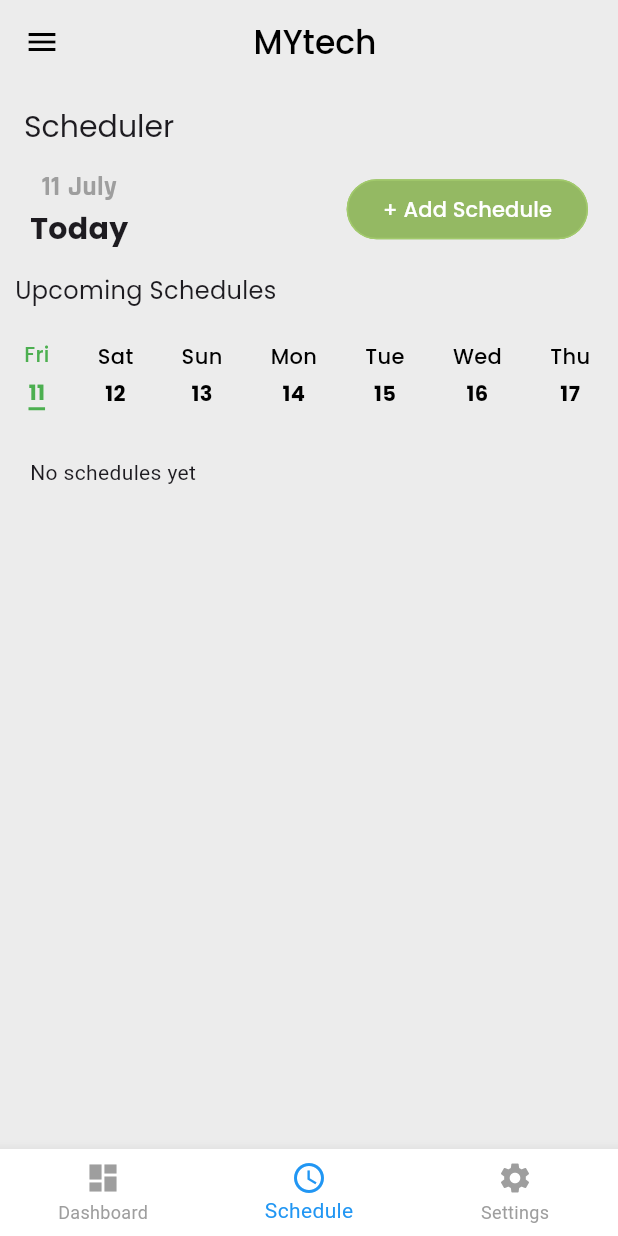
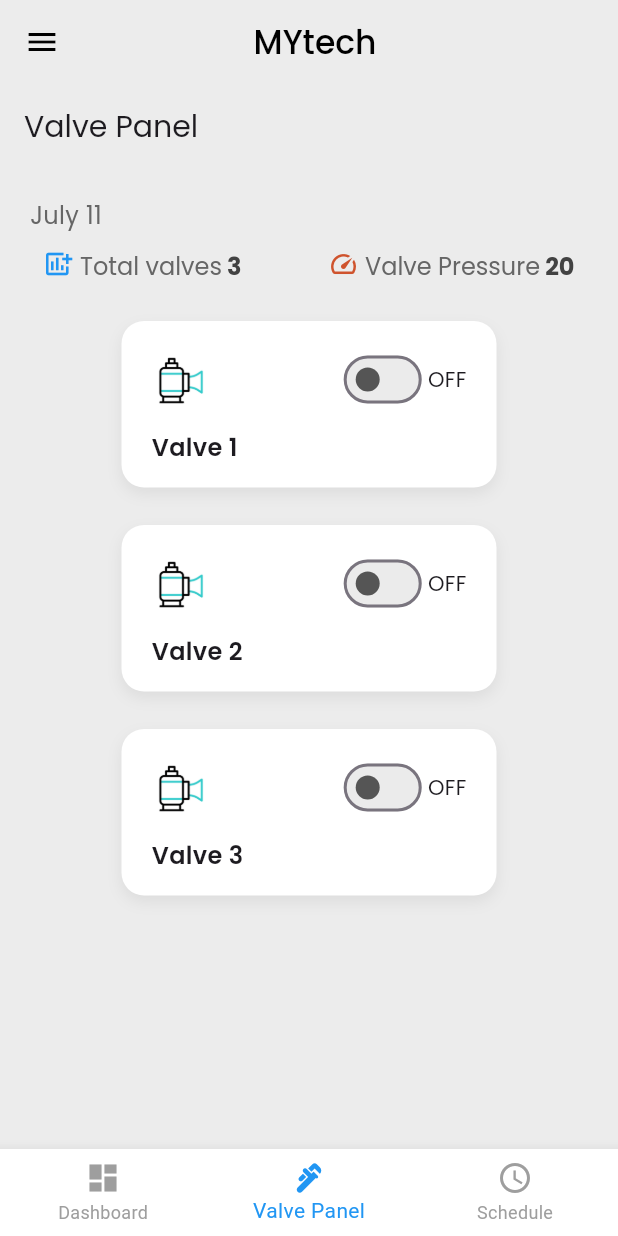
Before and after one commit to CharanBalajiM/Sample, a Flutter app: the screen it shows once a user with an empty profile is signed in, item 2 of the bottom bar chosen, on a phone screen of 412 x 824 dp. Run offline on Flutter 3.47's test engine with Material 3 defaults, Android fonts, the light colour scheme and no system bars; our stand-ins replace cloud_firestore, firebase_auth, firebase_core, google_fonts; accounts and stored records are empty.

Commit message:
Created a valve panel page

```diff
--- /dev/null
+++ b/lib/Valve_panel/valvepanel.dart
@@ -0,0 +1,375 @@
+import 'package:flutter/material.dart';
+import 'package:google_fonts/google_fonts.dart';
+import 'package:intl/intl.dart';
+import 'package:cloud_firestore/cloud_firestore.dart';
+class Valvepanel extends StatefulWidget {
+  const Valvepanel({super.key});
+
+  @override
+  State<Valvepanel> createState() => _ValvepanelState();
+}
+
+class _ValvepanelState extends State<Valvepanel> {
+  bool isToggled = false;
+  bool isToggledValve2 = false;
+
+  @override
+  void get initState {
+    super.initState;
+    fetchValveStatus(); // Fetch Firestore valve1 value on screen load
+  }
+
+  // Fetch valve1 value from Firestore
+  void fetchValveStatus() async {
+    try {
+      final snapshot = await FirebaseFirestore.instance
+          .collection('valve')
+          .doc('valve_status')
+          .get();
+
+      if (snapshot.exists) {
+        final data = snapshot.data();
+        if (data != null && data.containsKey('valve1')) {
+          setState(() {
+            isToggled = data['valve1'] ?? false;
+          });
+        }
+      }
+    } catch (e) {
+      print('Error fetching valve1 status: $e');
+    }
+  }
+
+  // Update valve1 in Firestore when toggled
+  void updateValve1Status(bool status) async {
+    try {
+      await FirebaseFirestore.instance.collection('valve').doc('valve_status').update({
+        'valve1': status,
+        status ? 'last_on' : 'last_off': DateTime.now().toString(),
+      });
+      print('Valve 1 status updated to $status');
+    } catch (e) {
+      print('Error updating valve1: $e');
+    }
+  }
+
+  void updateValve2Status(bool status) async {
+  try {
+    await FirebaseFirestore.instance
+        .collection('valve')
+        .doc("valve_status")
+        .update({
+          'valve2': status,
+          status ? 'valve2_last_on' : 'valve2_last_off': DateTime.now(),
+        });
+    print('Valve 2 status updated to $status');
+  } catch (e) {
+    print('Error updating valve 2: $e');
+  }
+}
+void fetchValve2Status() async {
+  final doc = await FirebaseFirestore.instance
+      .collection('valve')
+      .doc('valve_status')
+      .get();
+
+  if (doc.exists) {
+    final data = doc.data();
+    if (data != null && data.containsKey('valve2')) {
+      setState(() {
+        isToggledValve2 = data['valve2'];
+      });
+    }
+  }
+}
+
+
+  @override
+  Widget build(BuildContext context) {
+    final now = DateTime.now();
+    final day = DateFormat('dd').format(now);
+    final month = DateFormat('MMMM').format(now);
+
+    return Scaffold(
+      appBar: AppBar(
+        title: Text('Valve Panel', style: GoogleFonts.poppins(fontSize: 20)),
+        backgroundColor: const Color(0xFFECECEC),
+      ),
+      body: Column(
+        crossAxisAlignment: CrossAxisAlignment.start,
+        children: [
+          // Date
+          Padding(
+            padding: const EdgeInsets.only(left: 20, top: 20),
+            child: Text(
+              '$month $day',
+              style: GoogleFonts.poppins(fontSize: 16, color: const Color(0xff666666)),
+            ),
+          ),
+          const SizedBox(height: 10),
+
+          // Info Row
+          Row(
+            mainAxisAlignment: MainAxisAlignment.spaceAround,
+            children: [
+              RichText(
+                text: TextSpan(
+                  children: [
+                    const WidgetSpan(
+                        child: Icon(Icons.add_chart, size: 20, color: Colors.blue)),
+                    TextSpan(
+                        text: ' Total valves',
+                        style: GoogleFonts.poppins(fontSize: 16, color: const Color(0xff666666))),
+                    TextSpan(
+                        text: " 3",
+                        style: GoogleFonts.poppins(
+                            fontSize: 16,
+                            color: const Color.fromARGB(255, 66, 66, 66),
+                            fontWeight: FontWeight.bold)),
+                  ],
+                ),
+              ),
+              RichText(
+                text: TextSpan(
+                  children: [
+                    const WidgetSpan(
+                        child: Icon(Icons.speed, size: 20, color: Color.fromARGB(255, 207, 83, 45))),
+                    TextSpan(
+                        text: ' Valve Pressure',
+                        style: GoogleFonts.poppins(fontSize: 16, color: const Color(0xff666666))),
+                    TextSpan(
+                        text: " 20",
+                        style: GoogleFonts.poppins(
+                            fontSize: 16,
+                            color: const Color.fromARGB(255, 66, 66, 66),
+                            fontWeight: FontWeight.bold)),
+                  ],
+                ),
+              ),
+            ],
+          ),
+
+          const SizedBox(height: 25),
+
+          // Toggle Valve Card
+          Center(
+            child: Container(
+              width: 250,
+              decoration: BoxDecoration(
+                color: Colors.white,
+                borderRadius: BorderRadius.circular(15),
+                boxShadow: [
+                  BoxShadow(color: Colors.grey.withOpacity(0.2), blurRadius: 8, offset: const Offset(0, 4)),
+                ],
+              ),
+              margin: const EdgeInsets.symmetric(horizontal: 30),
+              padding: const EdgeInsets.symmetric(horizontal: 20, vertical: 15),
+              child: Column(
+                crossAxisAlignment: CrossAxisAlignment.start,
+                children: [
+                  // Valve Row
+                  Row(
+                    children: [
+                      Image.asset(
+                        isToggled ? 'asset/gif/valve.gif' : "asset/img/valve_img.png",
+                        width: 40,
+                        height: 40,
+                      ),
+                      const Spacer(),
+                      Switch(
+                        value: isToggled,
+                        activeTrackColor: Colors.blue,
+                        inactiveThumbColor: const Color.fromARGB(255, 85, 85, 85),
+                        inactiveTrackColor: const Color.fromARGB(255, 235, 235, 235),
+                        onChanged: (value) {
+                          setState(() {
+                            isToggled = value;
+                          });
+                          updateValve1Status(value);
+
+                          if (value) {
+                            ScaffoldMessenger.of(context).showSnackBar(
+                              SnackBar(
+                                content: Text('Valve 1 turned ON ', style: GoogleFonts.poppins()),
+                                backgroundColor: Colors.green,
+                                duration: Duration(seconds: 1),
+                              ),
+                            );
+                          } else {
+                            ScaffoldMessenger.of(context).showSnackBar(
+                              SnackBar(
+                                content: Text('Valve 1 turned OFF ', style: GoogleFonts.poppins()),
+                                backgroundColor: Colors.red,
+                                duration: Duration(seconds: 1),
+                              ),
+                            );
+                          }
+                        }
+
+                      ),
+                      Text(
+                        isToggled ? 'ON' : 'OFF',
+                        style: GoogleFonts.poppins(fontSize: 14),
+                      ),
+                    ],
+                  ),
+
+                  const SizedBox(height: 10),
+
+                  Text("Valve 1",
+                      style: GoogleFonts.poppins(fontSize: 16, fontWeight: FontWeight.w600)),
+                ],
+              ),
+            ),
+          ),
+          const SizedBox(height: 25),
+
+          // Toggle Valve Card
+          Center(
+            child: Container(
+              width: 250,
+              decoration: BoxDecoration(
+                color: Colors.white,
+                borderRadius: BorderRadius.circular(15),
+                boxShadow: [
+                  BoxShadow(color: Colors.grey.withOpacity(0.2), blurRadius: 8, offset: const Offset(0, 4)),
+                ],
+              ),
+              margin: const EdgeInsets.symmetric(horizontal: 30),
+              padding: const EdgeInsets.symmetric(horizontal: 20, vertical: 15),
+              child: Column(
+                crossAxisAlignment: CrossAxisAlignment.start,
+                children: [
+                  // Valve Row
+                  Row(
+                    children: [
+                      Image.asset(
+                        isToggled ? 'asset/gif/valve.gif' : "asset/img/valve_img.png",
+                        width: 40,
+                        height: 40,
+                      ),
+                      const Spacer(),
+                      Switch(
+                        value: isToggled,
+                        activeTrackColor: Colors.blue,
+                        inactiveThumbColor: const Color.fromARGB(255, 85, 85, 85),
+                        inactiveTrackColor: const Color.fromARGB(255, 235, 235, 235),
+                        onChanged: (value) {
+                          setState(() {
+                            isToggled = value;
+                          });
+                          updateValve1Status(value);
+
+                          if (value) {
+                            ScaffoldMessenger.of(context).showSnackBar(
+                              SnackBar(
+                                content: Text('Valve 1 turned ON ', style: GoogleFonts.poppins()),
+                                backgroundColor: Colors.green,
+                                duration: Duration(seconds: 1),
+                              ),
+                            );
+                          } else {
+                            ScaffoldMessenger.of(context).showSnackBar(
+                              SnackBar(
+                                content: Text('Valve 1 turned OFF ', style: GoogleFonts.poppins()),
+                                backgroundColor: Colors.red,
+                                duration: Duration(seconds: 1),
+                              ),
+                            );
+                          }
+                        }
+
+                      ),
+                      Text(
+                        isToggled ? 'ON' : 'OFF',
+                        style: GoogleFonts.poppins(fontSize: 14),
+                      ),
+                    ],
+                  ),
+
+                  const SizedBox(height: 10),
+
+                  Text("Valve 2",
+                      style: GoogleFonts.poppins(fontSize: 16, fontWeight: FontWeight.w600)),
+                ],
+              ),
+            ),
+          ),
+          const SizedBox(height: 25),
+
+          // Toggle Valve Card
+          Center(
+            child: Container(
+              width: 250,
+              decoration: BoxDecoration(
+                color: Colors.white,
+                borderRadius: BorderRadius.circular(15),
+                boxShadow: [
+                  BoxShadow(color: Colors.grey.withOpacity(0.2), blurRadius: 8, offset: const Offset(0, 4)),
+                ],
+              ),
+              margin: const EdgeInsets.symmetric(horizontal: 30),
+              padding: const EdgeInsets.symmetric(horizontal: 20, vertical: 15),
+              child: Column(
+                crossAxisAlignment: CrossAxisAlignment.start,
+                children: [
+                  // Valve Row
+                  Row(
+                    children: [
+                      Image.asset(
+                        isToggled ? 'asset/gif/valve.gif' : "asset/img/valve_img.png",
+                        width: 40,
+                        height: 40,
+                      ),
+                      const Spacer(),
+                      Switch(
+                        value: isToggled,
+                        activeTrackColor: Colors.blue,
+                        inactiveThumbColor: const Color.fromARGB(255, 85, 85, 85),
+                        inactiveTrackColor: const Color.fromARGB(255, 235, 235, 235),
+                        onChanged: (value) {
+                          setState(() {
+                            isToggled = value;
+                          });
+                          updateValve1Status(value);
+
+                          if (value) {
+                            ScaffoldMessenger.of(context).showSnackBar(
+                              SnackBar(
+                                content: Text('Valve 1 turned ON ', style: GoogleFonts.poppins()),
+                                backgroundColor: Colors.green,
+                                duration: Duration(seconds: 1),
+                              ),
+                            );
+                          } else {
+                            ScaffoldMessenger.of(context).showSnackBar(
+                              SnackBar(
+                                content: Text('Valve 1 turned OFF ', style: GoogleFonts.poppins()),
+                                backgroundColor: Colors.red,
+                                duration: Duration(seconds: 1),
+                              ),
+                            );
+                          }
+                        }
+
+                      ),
+                      Text(
+                        isToggled ? 'ON' : 'OFF',
+                        style: GoogleFonts.poppins(fontSize: 14),
+                      ),
+                    ],
+                  ),
+
+                  const SizedBox(height: 10),
+
+                  Text("Valve 3",
+                      style: GoogleFonts.poppins(fontSize: 16, fontWeight: FontWeight.w600)),
+                ],
+              ),
+            ),
+          ),
+        ],
+      ),
+    );
+  }
+}
--- a/lib/status/status.dart
+++ b/lib/status/status.dart
@@ -6,6 +6,7 @@ import 'package:scheduler/Auth/loginpage.dart';
 import 'package:scheduler/status/quickaction.dart';
 import 'package:scheduler/status/shedulestatus.dart';
 import 'package:scheduler/status/widgets/valve_status.dart';
+import 'package:scheduler/Valve_panel/valvepanel.dart';
 
 class StatusPage extends StatefulWidget {
   const StatusPage({super.key});
@@ -24,9 +25,10 @@ Widget _getPage(int index) {
     case 0:
       return _statusMainContent(); // now called fresh every time
     case 1:
+      return Valvepanel() ;
+    case 2:
       return const SchedulerPage();
-    case 2:
-      return const Center(child: Icon(Icons.settings, size: 150));
+
     default:
       return const Center(child: Text('Page not found'));
   }
@@ -112,12 +114,12 @@ Widget _getPage(int index) {
             label: 'Dashboard',
           ),
           BottomNavigationBarItem(
+            icon: Icon(Icons.plumbing ),
+            label: 'Valve Panel',
+          ),
+          BottomNavigationBarItem(
             icon: Icon(Icons.schedule),
             label: 'Schedule',
-          ),
-          BottomNavigationBarItem(
-            icon: Icon(Icons.settings),
-            label: 'Settings',
           ),
         ],
         currentIndex: _selectedIndex,
--- a/pubspec.yaml
+++ b/pubspec.yaml
@@ -68,6 +68,8 @@ flutter:
     - asset/img/profile.jpg
     - asset/img/cropped_circle_image.png
     - asset/img/line.png
+    - asset/img/valve_img.png
+    - asset/gif/valve.gif
 
   # To add assets to your application, add an assets section, like this:
   # assets:
```
Also changed, not shown: lib/status/widgets/valve_status.dart (+8 -2 lines), asset/gif/valve.gif (added), asset/img/valve_img.png (added).
